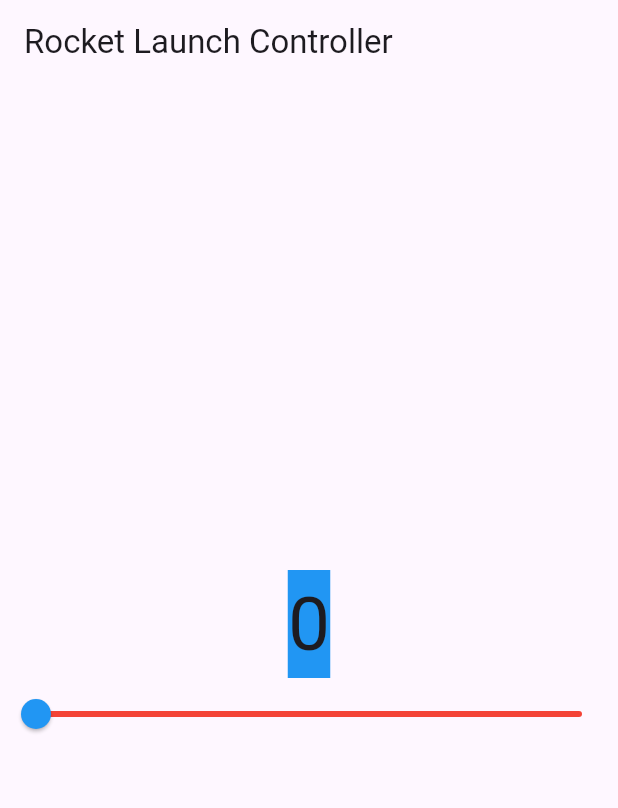
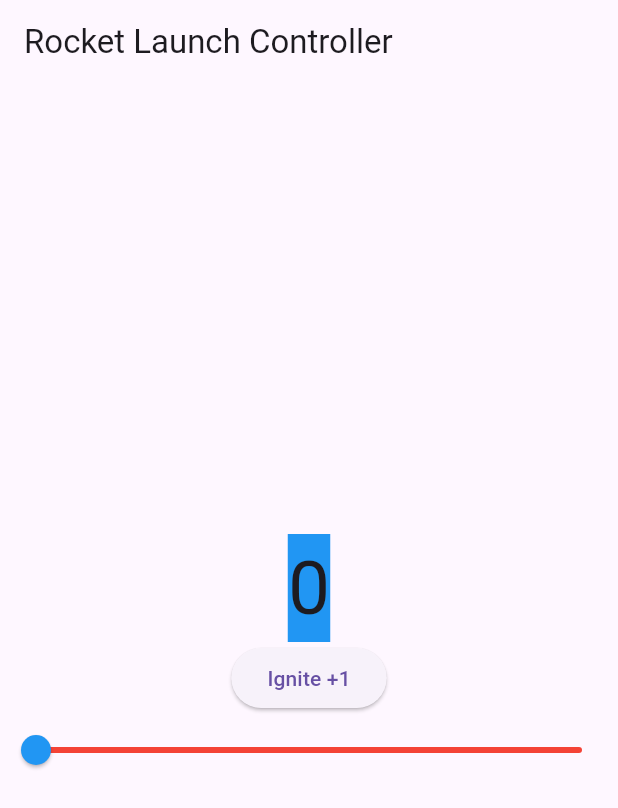
Before and after one commit to kp0430/rocketapp, a Flutter app: the screen it shows after launch, on a phone screen of 412 x 824 dp. Shown: the top 808 px of the screen. Run offline on Flutter 3.47's test engine with Material 3 defaults, Android fonts, the phone set to English and light mode, and no system bars.

Commit message:
Task 1: Add Ignite button

```diff
--- a/lib/main.dart
+++ b/lib/main.dart
@@ -1,5 +1,6 @@
 import 'package:flutter/material.dart';
 void main() => runApp(MyApp());
+
 class MyApp extends StatelessWidget {
   const MyApp({super.key});
   // This widget is the root of your application.
@@ -16,20 +17,33 @@
     );
   }
 }
+
 class CounterWidget extends StatefulWidget {
+  const CounterWidget({super.key});
+
   @override
   _CounterWidgetState createState() => _CounterWidgetState();
 }
+
 class _CounterWidgetState extends State<CounterWidget> {
-//set counter value
+  // set counter value
   int _counter = 0;
+
+  // Task 1: method to increase counter by 1
+  void _ignite() {
+    setState(() {
+      // clamp value so it never goes above 100
+      _counter = (_counter + 1).clamp(0, 100);
+    });
+  }
+
   @override
   Widget build(BuildContext context) {
     return Scaffold(
       appBar: AppBar(
         title: const Text('Rocket Launch Controller'),
       ),
-//set up the widget alignement
+      // set up the widget alignment
       body: Column(
         mainAxisAlignment: MainAxisAlignment.center,
         children: [
@@ -37,12 +51,20 @@
             child: Container(
               color: Colors.blue,
               child: Text(
-//to displays current number
+                // to displays current number
                 '$_counter',
                 style: TextStyle(fontSize: 50.0),
               ),
             ),
           ),
+
+          // Ignite button (Task 1)
+          ElevatedButton(
+            onPressed: _ignite,
+            child: const Text("Ignite +1"),
+          ),
+
+          // slider to adjust the counter value
           Slider(
             min: 0,
             max: 100,
```
Lines whose indentation alone changed are shown as unchanged.
